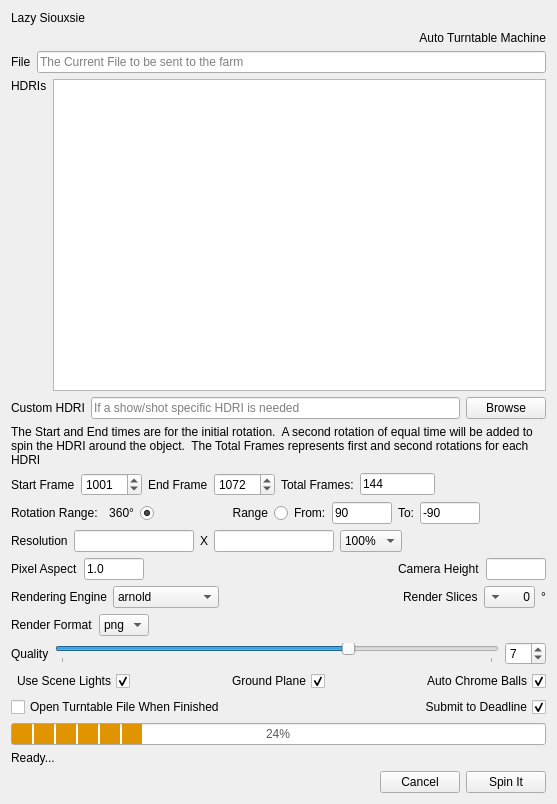
SleepDeprivedVFX/lazy_siouxsie_2, file ui/lazy_siouxsie_ui.ui: the form before one commit.
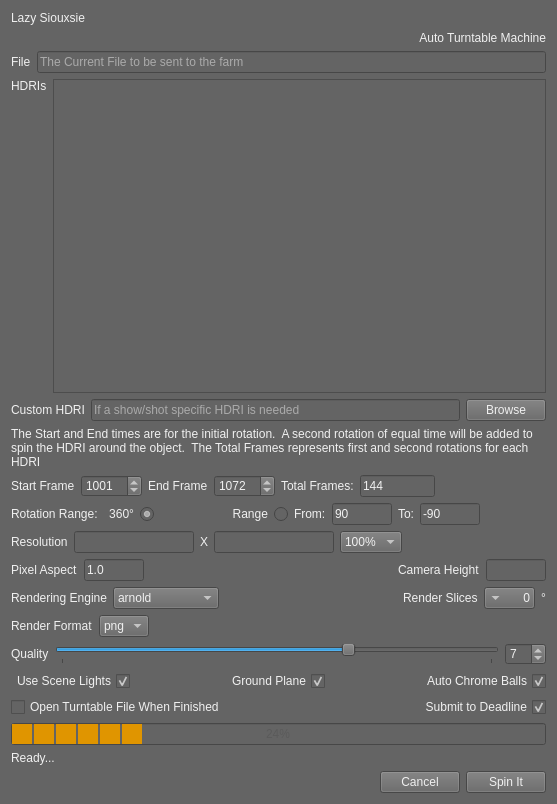
The form after the commit.

Commit message: Upgraded UI to PySide2

```diff
--- a/ui/lazy_siouxsie_ui.ui
+++ b/ui/lazy_siouxsie_ui.ui
@@ -13,6 +13,10 @@
   <property name="windowTitle">
    <string>Lazy Siouzsie</string>
   </property>
+  <property name="styleSheet">
+   <string notr="true">background-color: rgb(100, 100, 100);
+color: rgb(240, 240, 240);</string>
+  </property>
   <layout class="QVBoxLayout" name="verticalLayout_2">
    <item>
     <widget class="QLabel" name="title">
```
The commit also changes 1 other file.
